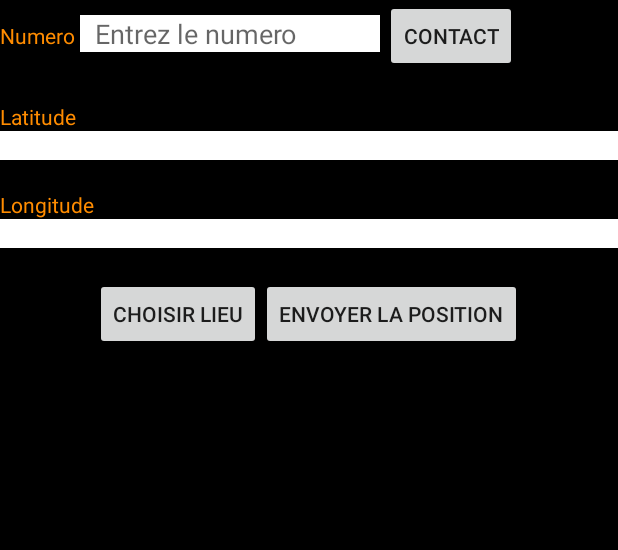
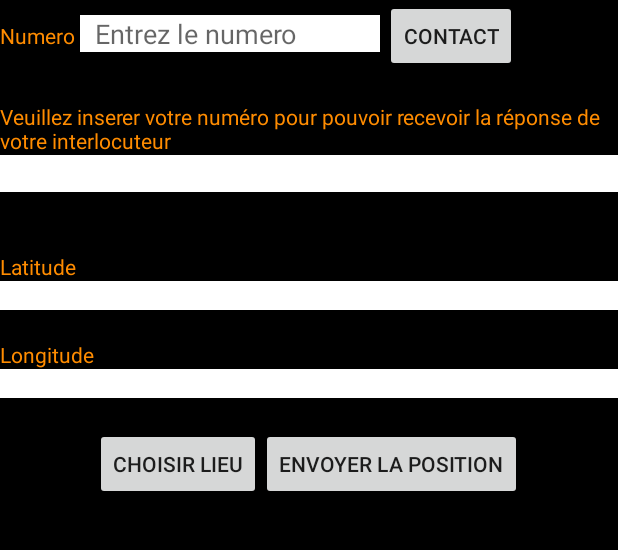
Before and after one commit to maximemonge/PAM_balat_monge, an Android app: the MainActivity screen opened directly, with no data from a screen before it, after a tap on "ENVOYER LA POSITION", on a phone screen of 412 x 824 dp, the part 84-634 px from its top. Run offline under Robolectric (Android 15) with nearby library versions, the phone set to English and light mode, and no system bars.

```diff
--- a/app/src/main/AndroidManifest.xml
+++ b/app/src/main/AndroidManifest.xml
@@ -8,6 +8,7 @@
     <uses-permission android:name="android.permission.ACCESS_COARSE_LOCATION"/>
     <uses-permission android:name="android.permission.READ_CONTACTS"/>
     <uses-permission android:name="android.permission.READ_PHONE_STATE" />
+
 
     <application
         android:allowBackup="true"
--- a/app/src/main/java/com/example/projet_balat_monge/MainActivity.java
+++ b/app/src/main/java/com/example/projet_balat_monge/MainActivity.java
@@ -25,6 +25,8 @@ import com.google.android.gms.location.LocationServices;
 import com.google.android.gms.maps.GoogleMap;
 import com.google.android.gms.maps.model.LatLng;
 import com.google.android.gms.tasks.OnSuccessListener;
+
+import static java.lang.System.exit;
 
 
 public class MainActivity extends AppCompatActivity {
@@ -54,11 +56,20 @@ public class MainActivity extends AppCompatActivity {
         verifierPermissionReadContact();
         verifierPermissionAccessFineLocation();
         verifierPermissionServiceTelephone();
-        String url = "http://projet_balat_monge.com/confirmerdv/" + mPhoneNumber;
-        intentConfirm = new Intent(Intent.ACTION_VIEW, Uri.parse(url));
+
+        //String url = "http://projet_balat_monge.com/confirmerdv/" + mPhoneNumber;
+        //intentConfirm = new Intent(Intent.ACTION_VIEW, Uri.parse(url));
     }
 
     public void sendSms(View view) {
+
+        //On récupère ici le numéro de téléphone de la personne qui envoie le rendez_vous
+        EditText monNumero = (EditText) findViewById(R.id.editTextMonNumero);
+        mPhoneNumber = monNumero.getText().toString();
+
+        String url = "http://projet_balat_monge.com/confirmerdv/" + mPhoneNumber;
+        intentConfirm = new Intent(Intent.ACTION_VIEW, Uri.parse(url));
+
         EditText numeroText = (EditText) findViewById(R.id.editTextNumero);
         String contenuMessage = getResources().getString(R.string.contenusms);
         String locationChoisie = "https://www.google.com/maps/place/" + latitude.toString() + "," + longitude.toString();
@@ -188,9 +199,7 @@ public class MainActivity extends AppCompatActivity {
                     }
                 }
             case 2:
-                System.out.println("retour");
                 if (resultCode == RESULT_OK){
-                    System.out.println("Je vais faire le traitement");
                     // On récupère le lien qui pointe vers le contact que nous avons choisit
                     Uri contactChoisitUri = data.getData();
                     //On récupère les numérors des contacts
@@ -206,7 +215,6 @@ public class MainActivity extends AppCompatActivity {
 
                     // On insere le numéro dans l'EditText
                     EditText editNum = (EditText) findViewById(R.id.editTextNumero);
-                    System.out.println("Edit text : " + editNum.getText());
                     if (editNum.getText().length() < 1 ) {
                         editNum.setText(numero);
                     }
--- a/app/src/main/res/layout/activity_main.xml
+++ b/app/src/main/res/layout/activity_main.xml
@@ -43,6 +43,20 @@
         android:layout_width="match_parent"
         android:layout_height="wrap_content"
         android:orientation="vertical">
+
+        <TextView
+            android:layout_width="match_parent"
+            android:layout_height="wrap_content"
+            android:text="@string/label_mon_numero"
+            android:textColor="@color/orange"
+            android:layout_marginTop="20dp"/>
+        <EditText
+            android:id="@+id/editTextMonNumero"
+            android:layout_width="match_parent"
+            android:layout_height="wrap_content"
+            android:background="@color/blanc"
+            android:layout_marginBottom="20dp"/>
+
         <TextView
             android:layout_width="match_parent"
             android:layout_height="wrap_content"
--- a/app/src/main/res/values/strings.xml
+++ b/app/src/main/res/values/strings.xml
@@ -11,4 +11,5 @@
     <string name="label_latitude">Latitude</string>
     <string name="label_longitude">Longitude</string>
     <string name="label_contact">Contact</string>
+    <string name="label_mon_numero">Veuillez inserer votre numéro pour pouvoir recevoir la réponse de votre interlocuteur</string>
 </resources>
```
Also changed, not shown: app/src/main/java/com/example/projet_balat_monge/ConfirmationRDV.java (+3 -5 lines).
